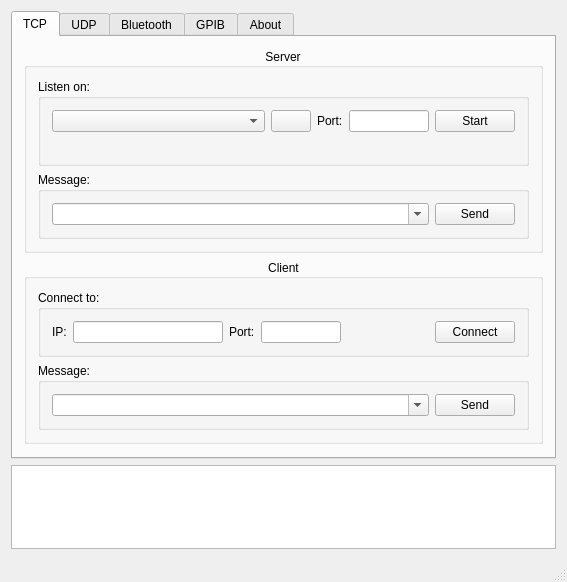
Above: mainwindow.ui from rookiepeng/comm-test before the change. Below: the same form after it.
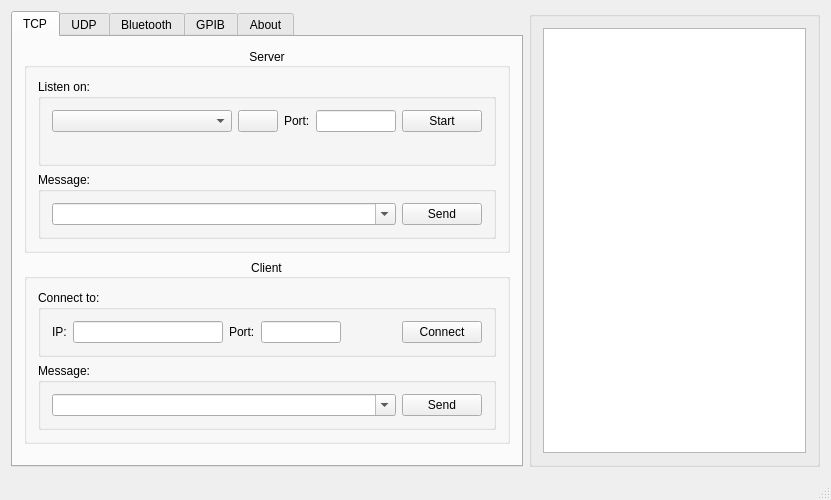
That is the form after the change. Icons and pictures are not drawn.

The edit to the form file:
```diff
--- a/mainwindow.ui
+++ b/mainwindow.ui
@@ -6,8 +6,8 @@
    <rect>
     <x>0</x>
     <y>0</y>
-    <width>567</width>
-    <height>582</height>
+    <width>831</width>
+    <height>500</height>
    </rect>
   </property>
   <property name="minimumSize">
@@ -24,7 +24,7 @@
     <normaloff>res/socket_test.png</normaloff>res/socket_test.png</iconset>
   </property>
   <widget class="QWidget" name="centralWidget">
-   <layout class="QVBoxLayout" name="verticalLayout">
+   <layout class="QHBoxLayout" name="horizontalLayout_5">
     <item>
      <widget class="QTabWidget" name="tabWidget">
       <property name="sizePolicy">
@@ -1137,13 +1137,31 @@
      </widget>
     </item>
     <item>
-     <widget class="QTextBrowser" name="textBrowser_Message">
+     <widget class="QGroupBox" name="groupBox_3">
       <property name="sizePolicy">
-       <sizepolicy hsizetype="Expanding" vsizetype="Expanding">
-        <horstretch>0</horstretch>
-        <verstretch>1</verstretch>
+       <sizepolicy hsizetype="Preferred" vsizetype="Preferred">
+        <horstretch>1</horstretch>
+        <verstretch>0</verstretch>
        </sizepolicy>
       </property>
+      <property name="title">
+       <string/>
+      </property>
+      <layout class="QVBoxLayout" name="verticalLayout_2">
+       <item>
+        <widget class="QTextBrowser" name="textBrowser_Message">
+         <property name="sizePolicy">
+          <sizepolicy hsizetype="Expanding" vsizetype="Expanding">
+           <horstretch>1</horstretch>
+           <verstretch>1</verstretch>
+          </sizepolicy>
+         </property>
+         <property name="frameShadow">
+          <enum>QFrame::Sunken</enum>
+         </property>
+        </widget>
+       </item>
+      </layout>
      </widget>
     </item>
    </layout>
```
Left out of the diff: 15 changed lines with no effect on the pictures.
